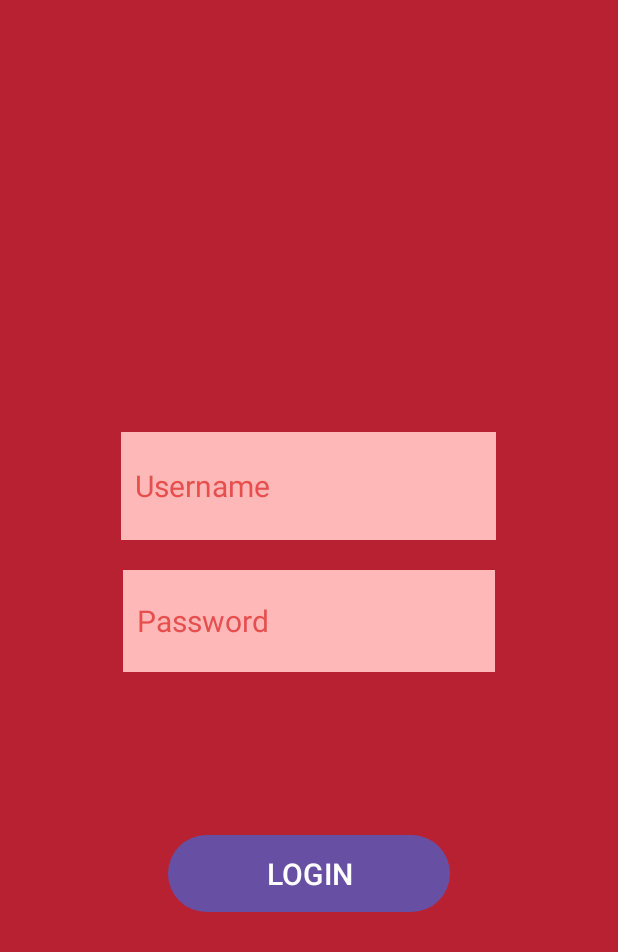
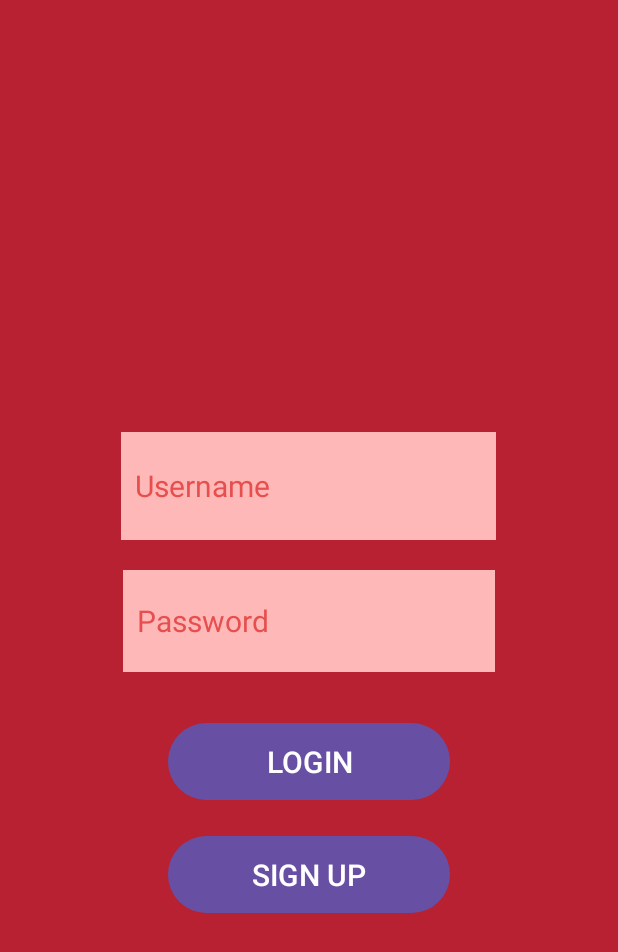
Before and after one commit to jgam2025/coen390_FeverApp, an Android app: the screen it shows after launch (LoginActivity), after a tap on "LOGIN", on a phone screen of 412 x 824 dp. Shown: the top 952 px of the screen. Run offline under Robolectric (Android 15) with nearby library versions, the phone set to English and light mode, and no system bars.

Commit message:
minor changes

```diff
--- a/app/src/main/java/com/example/coen390_feverapp/LoginActivity.java
+++ b/app/src/main/java/com/example/coen390_feverapp/LoginActivity.java
@@ -15,6 +15,7 @@ import androidx.core.view.WindowInsetsCompat;
 
 public class LoginActivity extends AppCompatActivity {
     Button btnlogin;
+    Button btnSignup;
     DBHelper dbHelper;
     EditText etUsername, etPwd;
     @Override
@@ -25,6 +26,7 @@ public class LoginActivity extends AppCompatActivity {
         etUsername=findViewById(R.id.etUsername);
         etPwd=findViewById(R.id.etPassword);
         btnlogin=findViewById(R.id.btnlogin);
+        btnSignup = findViewById(R.id.btnSignup);
 
         btnlogin.setOnClickListener(new View.OnClickListener() {
             @Override
@@ -40,6 +42,14 @@ public class LoginActivity extends AppCompatActivity {
             }
         });
 
+        btnSignup.setOnClickListener(new View.OnClickListener() {
+            @Override
+            public void onClick(View v) {
+                Intent intent = new Intent(LoginActivity.this, RegisterActivity.class);
+                startActivity(intent);
+            }
+        });
+
 
     }
 }
--- a/app/src/main/java/com/example/coen390_feverapp/RegisterActivity.java
+++ b/app/src/main/java/com/example/coen390_feverapp/RegisterActivity.java
@@ -69,6 +69,9 @@ public class RegisterActivity extends AppCompatActivity {
                        boolean registeredSuccess=dbHelper.insertData(user,pwd);
                        if(registeredSuccess){
                            Toast.makeText(RegisterActivity.this, "User Registered Successfully ",Toast.LENGTH_LONG).show();
+                           Intent intent = new Intent(RegisterActivity.this, TemperatureMeasurementPage.class);
+                           startActivity(intent);
+                           finish();
                        }
                        else {
                            Toast.makeText(RegisterActivity.this, "User Registered Failed ",Toast.LENGTH_LONG).show();
--- a/app/src/main/res/layout/activity_login.xml
+++ b/app/src/main/res/layout/activity_login.xml
@@ -46,10 +46,19 @@
         android:layout_marginTop="30dp"
         android:text="LOGIN"
         android:textSize="20sp"
-        app:layout_constraintBottom_toBottomOf="parent"
-        app:layout_constraintEnd_toEndOf="parent"
+        app:layout_constraintTop_toBottomOf="@id/etPassword"
         app:layout_constraintStart_toStartOf="parent"
-        app:layout_constraintTop_toBottomOf="@+id/etPassword"
-        app:layout_constraintVertical_bias="0.261" />
+        app:layout_constraintEnd_toEndOf="parent" />
+
+    <Button
+        android:id="@+id/btnSignup"
+        android:layout_width="188dp"
+        android:layout_height="59dp"
+        android:layout_marginTop="16dp"
+        android:text="SIGN UP"
+        android:textSize="20sp"
+        app:layout_constraintTop_toBottomOf="@id/btnlogin"
+        app:layout_constraintStart_toStartOf="parent"
+        app:layout_constraintEnd_toEndOf="parent" />
 
 </androidx.constraintlayout.widget.ConstraintLayout>
--- a/app/src/main/res/layout/activity_scan_measurement.xml
+++ b/app/src/main/res/layout/activity_scan_measurement.xml
@@ -5,7 +5,7 @@
     android:id="@+id/main"
     android:layout_width="match_parent"
     android:layout_height="match_parent"
-    android:background="#FFFFFF"
+    android:background="@color/red_background"
     tools:context=".ScanMeasurementActivity">
 
     <LinearLayout
```
Also changed, not shown: app/src/main/AndroidManifest.xml (+8 -11 lines), app/src/main/java/com/example/coen390_feverapp/DBHelper.java (+6 -11 lines), app/src/main/java/com/example/coen390_feverapp/MainActivity.java (deleted, +0 -24 lines), app/src/main/res/layout/activity_main.xml (deleted, +0 -19 lines).
